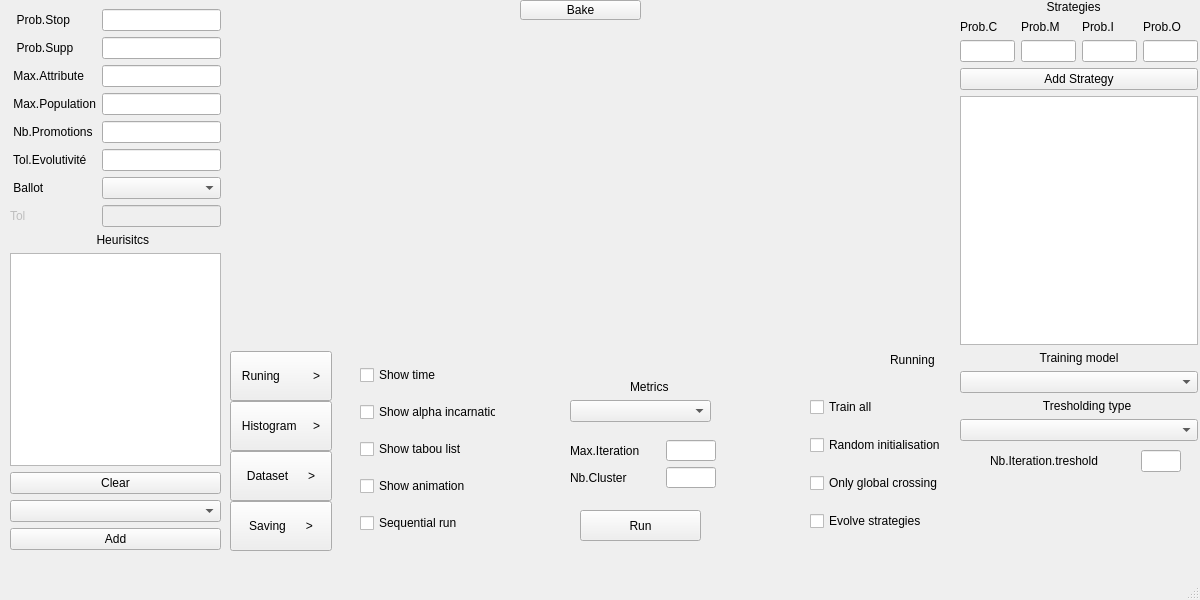
Before: the Qt Designer form Interface/interface.ui in MoohShadox/Hyper-Heuristique-for-Credit-Scoring, drawn with Qt 5.
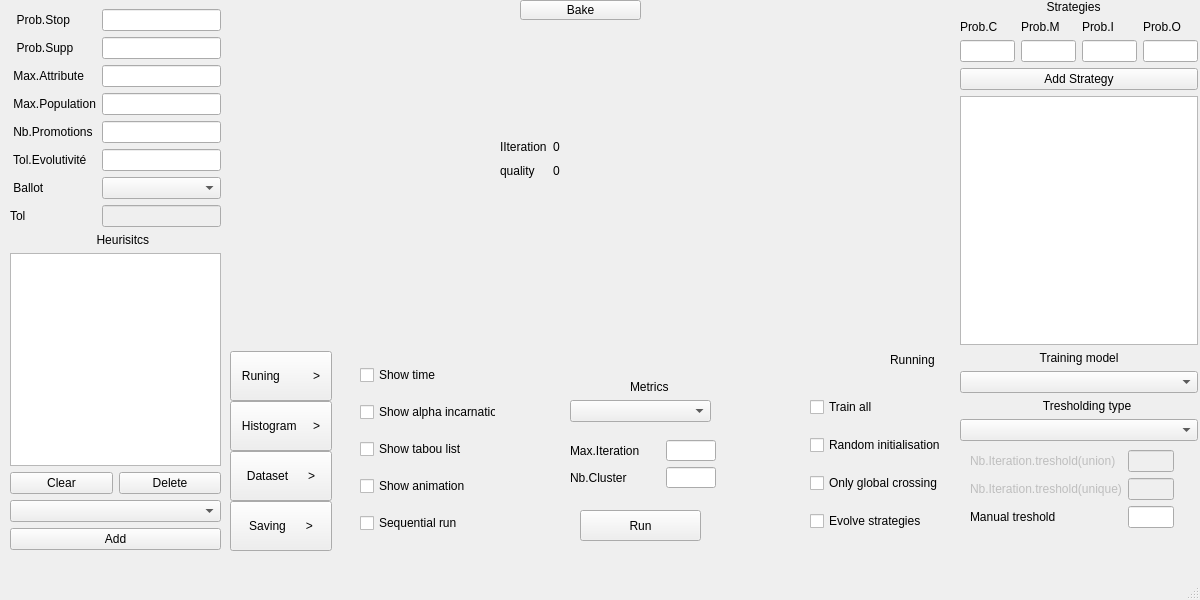
After: the same form once the commit is applied.

Commit message:
Interface partiellement fonctionelle
Techniquement, a part les stratégies et les checkbox en bas tout fonctionne (le data set est promoters j'ai pas encore implémenté un truck pour modifier) le problème c'est que l'interface plante a chaque fois que j'execute je sais pas pourquoi, peut etre ça supporte pas bcp de calculs en tout cas c'est un pb

Diff of the .ui file:
```diff
--- a/Interface/interface.ui
+++ b/Interface/interface.ui
@@ -126,9 +126,9 @@
     </property>
     <property name="geometry">
      <rect>
-      <x>990</x>
+      <x>970</x>
       <y>450</y>
-      <width>191</width>
+      <width>211</width>
       <height>101</height>
      </rect>
     </property>
@@ -137,20 +137,54 @@
       <rect>
        <x>0</x>
        <y>0</y>
-       <width>191</width>
+       <width>204</width>
        <height>101</height>
       </rect>
      </property>
      <layout class="QFormLayout" name="panel">
       <item row="0" column="0">
-       <widget class="QLabel" name="label_16">
+       <widget class="QLabel" name="union_treshold_label">
+        <property name="enabled">
+         <bool>false</bool>
+        </property>
         <property name="text">
-         <string>Nb.Iteration.treshold           </string>
+         <string>Nb.Iteration.treshold(union) </string>
         </property>
        </widget>
       </item>
       <item row="0" column="1">
-       <widget class="QLineEdit" name="nb_iteration_tresholding"/>
+       <widget class="QLineEdit" name="nb_tresholding_union">
+        <property name="enabled">
+         <bool>false</bool>
+        </property>
+       </widget>
+      </item>
+      <item row="1" column="0">
+       <widget class="QLabel" name="unique_treshold_label">
+        <property name="enabled">
+         <bool>false</bool>
+        </property>
+        <property name="text">
+         <string>Nb.Iteration.treshold(unique)</string>
+        </property>
+       </widget>
+      </item>
+      <item row="1" column="1">
+       <widget class="QLineEdit" name="nb_tresholding_unique">
+        <property name="enabled">
+         <bool>false</bool>
+        </property>
+       </widget>
+      </item>
+      <item row="2" column="0">
+       <widget class="QLabel" name="manual_treshold_label">
+        <property name="text">
+         <string>Manual treshold</string>
+        </property>
+       </widget>
+      </item>
+      <item row="2" column="1">
+       <widget class="QLineEdit" name="manual_treshold"/>
       </item>
      </layout>
     </widget>
@@ -252,7 +286,7 @@
          <item row="7" column="0">
           <widget class="QLabel" name="label_24">
            <property name="enabled">
-            <bool>false</bool>
+            <bool>true</bool>
            </property>
            <property name="text">
             <string>Tol</string>
@@ -272,17 +306,34 @@
         <widget class="QListWidget" name="heuristics"/>
        </item>
        <item>
-        <widget class="QPushButton" name="clear">
-         <property name="baseSize">
-          <size>
-           <width>0</width>
-           <height>10</height>
-          </size>
-         </property>
-         <property name="text">
-          <string>Clear</string>
-         </property>
-        </widget>
+        <layout class="QHBoxLayout" name="horizontalLayout">
+         <item>
+          <widget class="QPushButton" name="clear">
+           <property name="baseSize">
+            <size>
+             <width>0</width>
+             <height>10</height>
+            </size>
+           </property>
+           <property name="text">
+            <string>Clear</string>
+           </property>
+          </widget>
+         </item>
+         <item>
+          <widget class="QPushButton" name="delete_h">
+           <property name="baseSize">
+            <size>
+             <width>0</width>
+             <height>10</height>
+            </size>
+           </property>
+           <property name="text">
+            <string>Delete</string>
+           </property>
+          </widget>
+         </item>
+        </layout>
        </item>
        <item>
         <widget class="QComboBox" name="add_heuristics"/>
@@ -629,6 +680,49 @@
      <string>Bake</string>
     </property>
    </widget>
+   <widget class="QWidget" name="formLayoutWidget_4">
+    <property name="geometry">
+     <rect>
+      <x>500</x>
+      <y>140</y>
+      <width>160</width>
+      <height>41</height>
+     </rect>
+    </property>
+    <layout class="QFormLayout" name="formLayout_2">
+     <property name="verticalSpacing">
+      <number>10</number>
+     </property>
+     <item row="0" column="0">
+      <widget class="QLabel" name="label_5">
+       <property name="text">
+        <string>IIteration</string>
+       </property>
+      </widget>
+     </item>
+     <item row="0" column="1">
+      <widget class="QLabel" name="iteration">
+       <property name="text">
+        <string>0</string>
+       </property>
+      </widget>
+     </item>
+     <item row="1" column="0">
+      <widget class="QLabel" name="label_18">
+       <property name="text">
+        <string>quality</string>
+       </property>
+      </widget>
+     </item>
+     <item row="1" column="1">
+      <widget class="QLabel" name="quality">
+       <property name="text">
+        <string>0</string>
+       </property>
+      </widget>
+     </item>
+    </layout>
+   </widget>
   </widget>
   <widget class="QMenuBar" name="menubar">
    <property name="geometry">
```
Left out of the diff: 19 changed lines with no effect on the pictures. The commit also changes 4 other files.
